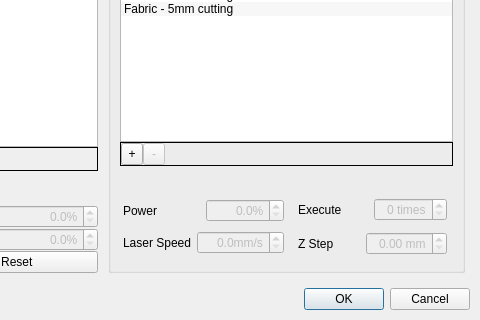
Before: the Qt Designer form src/windows/preset-manager.ui in flux3dp/swiftray, drawn with Qt 5; both pictures show x 275 to 755 and y 126 to 446 of the 755 by 446 pixel window.
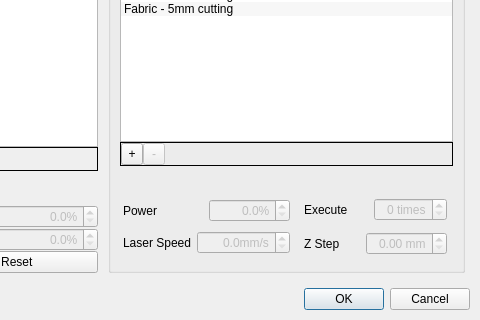
After: the same form once the commit is applied.

What changed in the file:
```diff
--- a/src/windows/preset-manager.ui
+++ b/src/windows/preset-manager.ui
@@ -548,6 +548,9 @@
                 <property name="decimals">
                  <number>1</number>
                 </property>
+                <property name="maximum">
+                    <double>3000.000000000000000</double>
+                </property>
                 <property name="singleStep">
                  <double>0.100000000000000</double>
                 </property>
```
